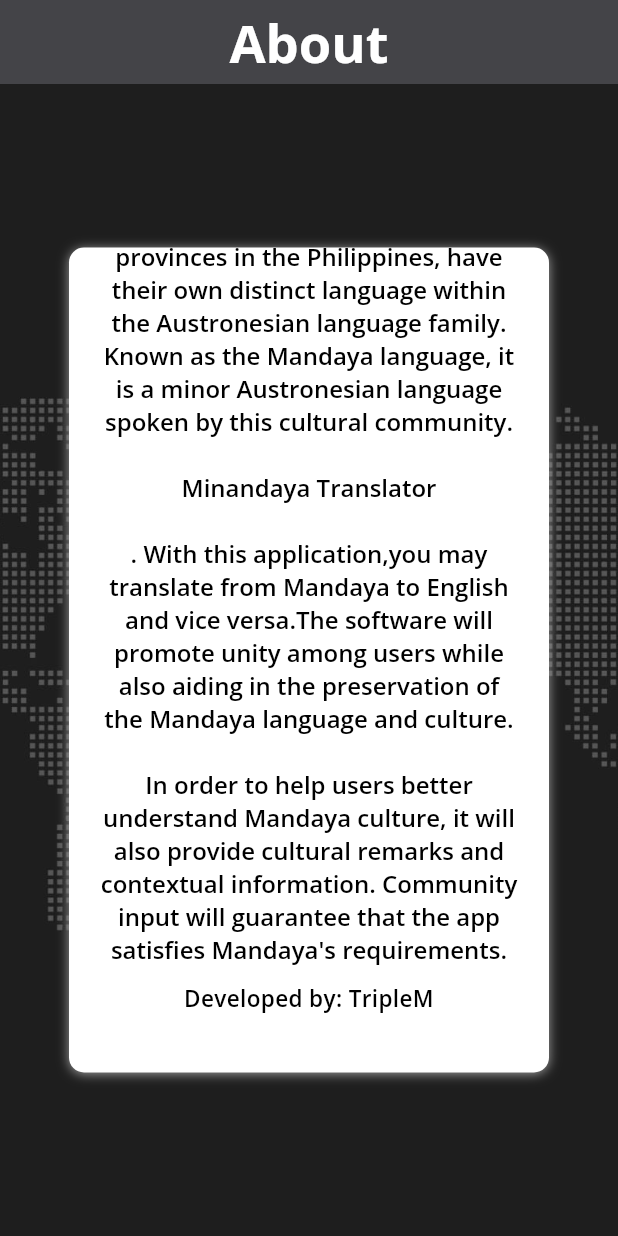
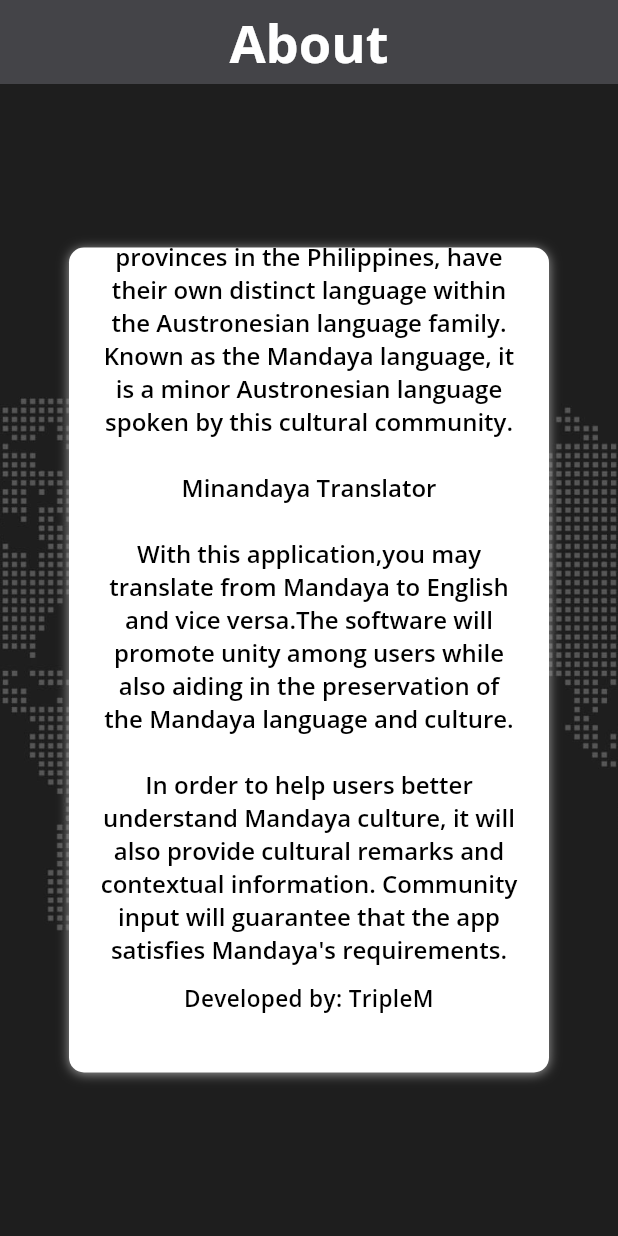
Before and after one commit to WenDEVLIFE/TranslatorApp, a Flutter app: the AboutPage screen opened by its route, scrolled down 265 dp, on a phone screen of 412 x 824 dp. Run offline on Flutter 3.47's test engine with Material 3 defaults, Android fonts, the phone set to English and light mode, and no system bars; our stand-ins replace cloud_firestore, curved_navigation_bar, firebase_core, fluttertoast, permission_handler, speech_to_text and 1 more; missing offline and left inert: flutter_speech; accounts and stored records are empty.

Commit message:
Update AboutUS.dart

```diff
--- a/lib/pages/AboutUS.dart
+++ b/lib/pages/AboutUS.dart
@@ -107,7 +107,7 @@ class aboutState extends State<AboutPage> {
                           text: 'Minandaya Translator\n\n',
                         ),
                         TextSpan(
-                          text: '. With this application,you may translate from Mandaya to English and vice versa.The software will promote unity among users while also aiding in the preservation of the Mandaya language and culture.\n\n',
+                          text: 'With this application,you may translate from Mandaya to English and vice versa.The software will promote unity among users while also aiding in the preservation of the Mandaya language and culture.\n\n',
                         ),
                         //TextSpan(
                         // text: 'To guarantee correctness,the application entails gathering and evaluating language data with native speakers. Speech recognition, offline capabilities, and real-time text and voice translation will all be included in the program.\n\n',
```
